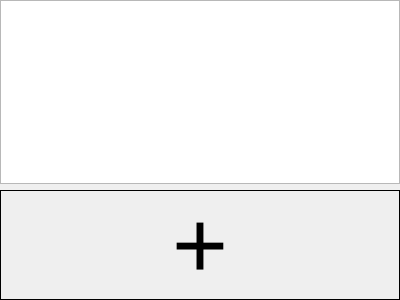
Above: Widgets/dashboardpluginbase.ui from Bajena/QtDashboard before the change. Below: the same form after it.
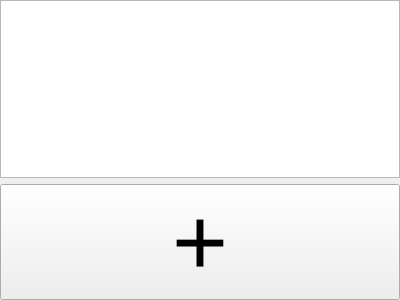
That is the form after the change.

What changed in the file:
```diff
--- a/Widgets/dashboardpluginbase.ui
+++ b/Widgets/dashboardpluginbase.ui
@@ -40,24 +40,21 @@
     </widget>
    </item>
    <item>
-    <widget class="QLabel" name="placeholderLabel">
-     <property name="enabled">
-      <bool>true</bool>
+    <widget class="QPushButton" name="placeholderButton">
+     <property name="sizePolicy">
+      <sizepolicy hsizetype="Preferred" vsizetype="Preferred">
+       <horstretch>0</horstretch>
+       <verstretch>0</verstretch>
+      </sizepolicy>
      </property>
      <property name="font">
       <font>
        <pointsize>72</pointsize>
       </font>
      </property>
-     <property name="frameShape">
-      <enum>QFrame::Box</enum>
-     </property>
      <property name="text">
       <string>+</string>
      </property>
-     <property name="alignment">
-      <set>Qt::AlignCenter</set>
-     </property>
     </widget>
    </item>
   </layout>
```
